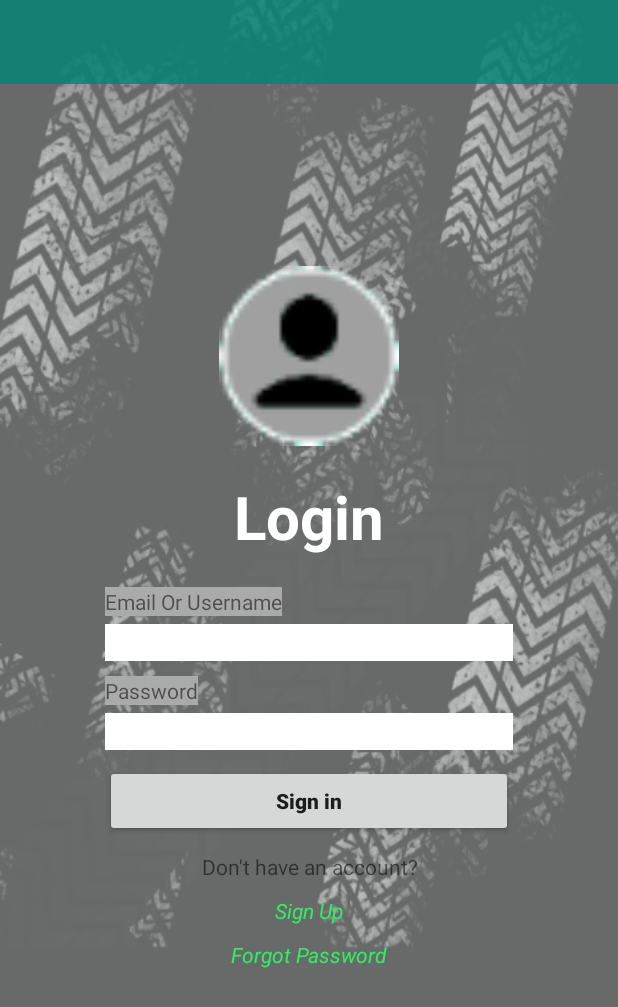
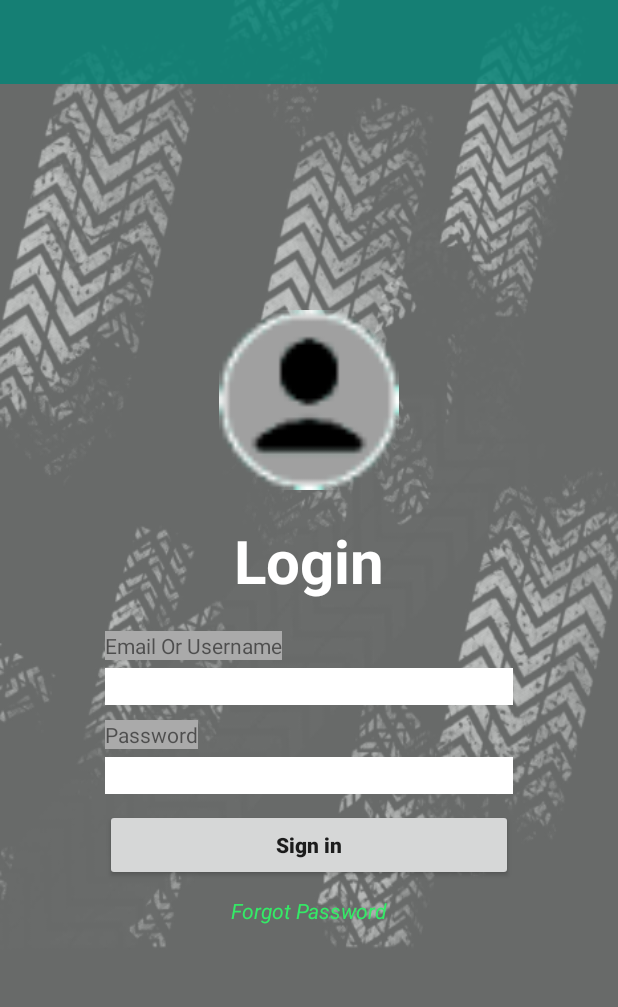
Before and after one commit to KevinAS28/Jujojaz-APP, an Android app: the layout activity_auth.xml on its own in the app's theme, with its tools: preview values and no code run, on a phone screen of 412 x 824 dp. Shown: the top 1007 px of the screen. Run offline under Robolectric (Android 15) with nearby library versions, the phone set to English and light mode, and no system bars.

Commit message:
Memperbarui layout menu, layout add, layout auth dan menambah activity edit information

```diff
--- a/App-Android Studio/JujojazBase/app/src/main/AndroidManifest.xml
+++ b/App-Android Studio/JujojazBase/app/src/main/AndroidManifest.xml
@@ -26,6 +26,7 @@
                 <category android:name="android.intent.category.LAUNCHER" />
             </intent-filter>
         </activity>
+        <activity android:name=".EditInformation" />
     </application>
 
 </manifest>
--- a/App-Android Studio/JujojazBase/app/src/main/res/drawable/ic_send_black_24dp.xml
+++ b/App-Android Studio/JujojazBase/app/src/main/res/drawable/ic_send.xml
@@ -1,4 +1,4 @@
-<vector android:height="24dp" android:tint="#969497"
+<vector android:height="24dp" android:tint="#FFFFFF"
     android:viewportHeight="24.0" android:viewportWidth="24.0"
     android:width="24dp" xmlns:android="http://schemas.android.com/apk/res/android">
     <path android:fillColor="#FF000000" android:pathData="M2.01,21L23,12 2.01,3 2,10l15,2 -15,2z"/>
--- a/App-Android Studio/JujojazBase/app/src/main/res/layout/activity_add_vehicle.xml
+++ b/App-Android Studio/JujojazBase/app/src/main/res/layout/activity_add_vehicle.xml
@@ -155,9 +155,8 @@
         android:layout_alignParentRight="true"
         android:layout_margin="@dimen/fab_margin"
         android:backgroundTint="#34eb67"
-        app:srcCompat="@drawable/ic_add_black_30dp"
+        app:srcCompat="@drawable/ic_send"
         android:layout_alignParentEnd="true"
-        android:onClick="actionButtonClicked"
     />
 
 </RelativeLayout>
--- a/App-Android Studio/JujojazBase/app/src/main/res/layout/activity_auth.xml
+++ b/App-Android Studio/JujojazBase/app/src/main/res/layout/activity_auth.xml
@@ -84,24 +84,6 @@
         />
 
         <TextView
-            android:id="@+id/textDontHave"
-            android:layout_width="match_parent"
-            android:layout_height="wrap_content"
-            android:layout_marginBottom="10dp"
-            android:text="@string/textDontHave"
-            android:textAlignment="center" />
-
-        <TextView
-            android:id="@+id/textSignUp"
-            android:layout_width="match_parent"
-            android:layout_height="wrap_content"
-            android:layout_marginBottom="10dp"
-            android:text="@string/textSignUp"
-            android:textAlignment="center"
-            android:textColor="#34eb67"
-            android:textStyle="italic" />
-
-        <TextView
             android:id="@+id/textForgotPass"
             android:layout_width="match_parent"
             android:layout_height="wrap_content"
--- a/App-Android Studio/JujojazBase/app/src/main/res/layout/item_list_edit.xml
+++ b/App-Android Studio/JujojazBase/app/src/main/res/layout/item_list_edit.xml
@@ -50,6 +50,6 @@
         android:layout_width="match_parent"
         android:layout_height="30dp"
         app:srcCompat="@drawable/ic_down_button"
-        android:background="@color/colorBlackTransparent"/>
+        android:background="@color/colorBlackTransparent" />
 
 </LinearLayout>
```
Also changed, not shown: App-Android Studio/JujojazBase/app/src/main/java/com/example/jujojazbase/AdapterEditRecycler.java (+1 -8 lines), App-Android Studio/JujojazBase/app/src/main/java/com/example/jujojazbase/EditInformation.java (added, +29 -0 lines), App-Android Studio/JujojazBase/app/src/main/res/menu/menu.xml (+2 -9 lines).
